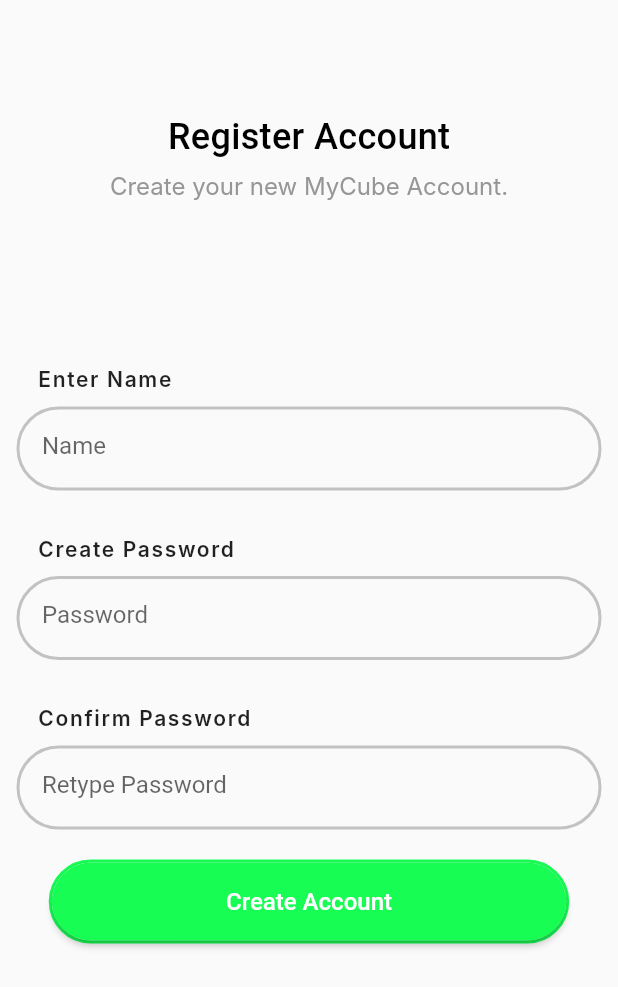
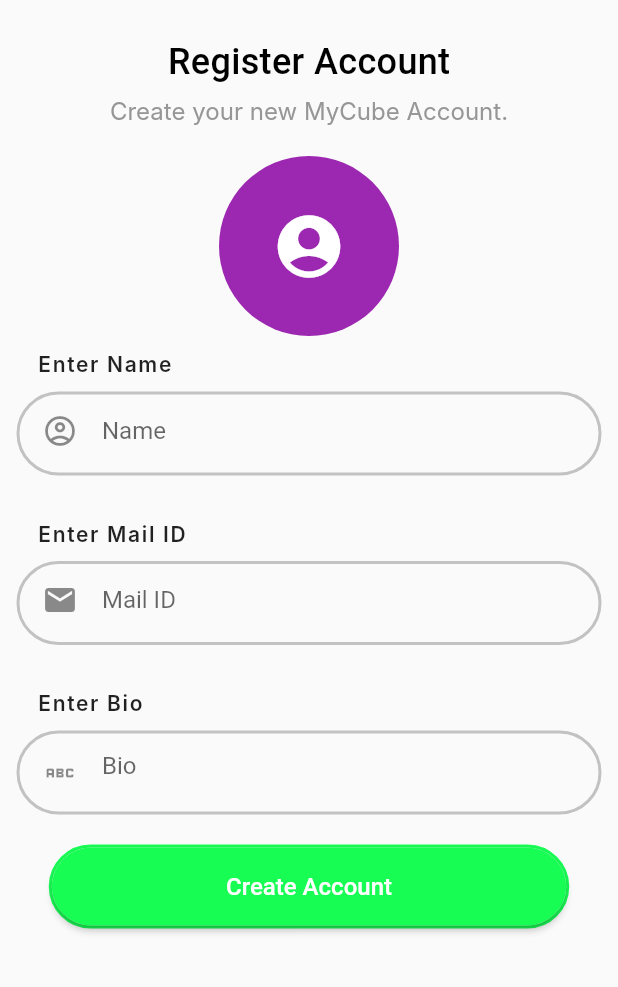
Before and after one commit to ENCRYPTIN/my_cube_app, a Flutter app: the RegisterAccount screen opened by its route, on a phone screen of 412 x 824 dp. Shown: the top 987 px of the screen. Run offline on Flutter 3.47's test engine with Material 2 defaults, Android fonts, the phone set to English and light mode, and no system bars; our stand-ins replace cloud_firestore, country_picker, firebase_auth, firebase_core, firebase_storage, flutter_svg and 3 more; missing offline and left inert: firebase_app_check; accounts and stored records are empty; network calls fail; Roboto replaces fonts that are missing (Inter, Poppins).

Commit message:
added features

```diff
--- /dev/null
+++ b/lib/Models/user_model.dart
@@ -0,0 +1,43 @@
+class UserModel{
+  String uid;
+  String username;
+  String email;
+  String bio;
+  String profilepic;
+  String createdAt;
+  String phoneNumber;
+
+  UserModel({
+    required this.uid,
+    required this.username,
+    required this.email,
+    required this.bio,
+    required this.profilepic,
+    required this.createdAt,
+    required this.phoneNumber
+  });
+   //from map: getting data from server
+  factory UserModel.fromMap(Map<String,dynamic>map){
+  return UserModel(
+      uid: map['uid']??'',
+      username: map['username']??'',
+      email: map['email']??'',
+      bio: map['bio']??'',
+      profilepic: map['profilepic']??'',
+      createdAt: map['createdAt']??'',
+      phoneNumber: map['phoneNumber']??'');
+  }
+
+  //to map: Adding data to server
+  Map<String, dynamic> toMap(){
+    return{
+      "name":username,
+      "email":email,
+      "uid":uid,
+      "bio":bio,
+      "profilepic":profilepic,
+      "phoneNumber":phoneNumber,
+      "createdAt":createdAt,
+    };
+  }
+}
--- a/lib/main.dart
+++ b/lib/main.dart
@@ -10,12 +10,16 @@
 import 'firebase_options.dart';
 import 'screens/login.dart';
 import 'package:provider/provider.dart';
-
+import 'package:firebase_app_check/firebase_app_check.dart';
 
 void main() async{
   WidgetsFlutterBinding.ensureInitialized();
   await Firebase.initializeApp(
     options: DefaultFirebaseOptions.currentPlatform,
+  );
+      await FirebaseAppCheck.instance.activate(
+        webRecaptchaSiteKey: 'recaptcha-v3-site-key',
+        androidProvider: AndroidProvider.playIntegrity,
   );
   runApp(const MyCube());
 }
--- a/lib/screens/register_account.dart
+++ b/lib/screens/register_account.dart
@@ -1,4 +1,13 @@
+import 'dart:io' as io;
+
 import 'package:flutter/material.dart';
+import 'package:my_cube/Models/user_model.dart';
+import 'package:my_cube/home/homepage.dart';
+import 'package:my_cube/services/utils.dart';
+import 'package:provider/provider.dart';
+import 'package:my_cube/services/auth.dart';
+
+
 class RegisterAccount extends StatefulWidget {
   const RegisterAccount({Key? key}) : super(key: key);
 
@@ -10,21 +19,49 @@
   //for validation
   final GlobalKey<FormState> _formKey = GlobalKey<FormState>();
 
+  io.File? image;
+  final TextEditingController usernameController =TextEditingController();
+  final TextEditingController emailController = TextEditingController();
+  final TextEditingController bioController = TextEditingController();
+
+  @override
+  void dispose() {
+    super.dispose();
+    usernameController.dispose();
+    emailController.dispose();
+    bioController.dispose();
+  }
+
   String username='';
-  String password='';
-  String confirmpassword='';
+  String email='';
+  String bio='';
+
+  // for selecting image
+  void selectImage() async {
+    image = await getImage(context);
+    setState(() {});
+  }
 
   @override
   Widget build(BuildContext context) {
+    final isLoading =
+        Provider.of<AuthProvider>(context, listen: true).isLoading;
     return  Scaffold(
-      body: ListView(
+      body: SafeArea(
+        child: isLoading == true
+            ? const Center(
+          child: CircularProgressIndicator(
+            color: Colors.purple,
+          ),
+        )
+            : ListView(
           children: [Center(
             child: Form(
               key: _formKey,
               child: Column(
                 children: [
                   Container(
-                padding: const EdgeInsets.fromLTRB(0, 80, 0, 0),
+                  padding: const EdgeInsets.fromLTRB(0, 30, 0, 0),
                   child: const Text(
                       'Register Account',
                   style:  TextStyle (
@@ -49,9 +86,35 @@
                       ),
                     ),
                   ),
+
+                  //Image Container
+                  Container(
+                    padding: const EdgeInsets.only(top: 20.0),
+                    child: InkWell(
+                      onTap: () => selectImage(),//selectImage(),
+                      child: image == null
+                          ? const CircleAvatar(
+                        backgroundColor: Colors.purple,
+                        radius: 60,
+                        child: Icon(
+                          Icons.account_circle,
+                          size: 50,
+                          color: Colors.white,
+                        ),
+                      )
+                          : CircleAvatar(
+                        backgroundImage: FileImage(image!),
+                        radius: 50,
+                      ),
+                    ),
+                  ),
+
+
+
+
                   //Name Text Container:
                   Container(
-                    margin: const EdgeInsets.only(left: 10,top: 110),
+                      margin: const EdgeInsets.only(left: 10,top: 10),
                       child: const Align(
                         alignment: Alignment.centerLeft,
                         child: Padding(
@@ -80,6 +143,8 @@
                       ),
                     ),
                     child:TextFormField(
+                      controller: usernameController,
+                      maxLines: 1,
                       validator: (value){
                         if(value==null||value.isEmpty){
                           return "Name cannot be Empty";
@@ -94,6 +159,7 @@
                       },
                       decoration: const InputDecoration(
                         border: InputBorder.none,
+                        icon: Icon(Icons.account_circle_outlined),
                         hintText: 'Name',
                       ),
                     ),
@@ -105,7 +171,7 @@
                         alignment: Alignment.centerLeft,
                         child: Padding(
                           padding: EdgeInsets.only(left: 15),
-                        child: Text('Create Password',
+                          child: Text('Enter Mail ID',
                             textAlign: TextAlign.left,
                             style: TextStyle(
                               fontWeight: FontWeight.w600,
@@ -130,6 +196,8 @@
                       ),
                     ),
                     child:TextFormField(
+                      maxLines: 1,
+                      controller: emailController,
                       validator: (value){
                         if (value == null || value.isEmpty) {
                           return 'Please enter some text';
@@ -143,23 +211,24 @@
                       textAlign: TextAlign.left,
                       onChanged: (val){
                         setState(() {
-                        password=val;
+                          email=val;
                         });
                       },
                       decoration: const InputDecoration(
                         border: InputBorder.none,
-                      hintText: 'Password',
+                        hintText: 'Mail ID',
+                        icon: Icon(Icons.email),
                       ),
                     ),
                   ),
-                //Confirm Password Text Container
+                  //bio Text Container
                   Container(
                       margin: const EdgeInsets.only(left: 10,top: 30),
                       child: const Align(
                         alignment: Alignment.centerLeft,
                         child: Padding(
                           padding: EdgeInsets.only(left: 15),
-                        child: Text('Confirm Password',
+                          child: Text('Enter Bio',
                             textAlign: TextAlign.left,
                             style: TextStyle(
                               fontWeight: FontWeight.w600,
@@ -185,25 +254,25 @@
                       ),
                     ),
                     child:TextFormField(
+                      controller: bioController,
+                      maxLines: 2,
                       validator: (value){
                         if (value == null || value.isEmpty) {
                           return 'Please enter some text';
                         }
 
-                      if (value.length < 6) {
-                        return 'Password must be at least 6 characters';
-                      }
                         return null;
                       },
                       textAlign: TextAlign.left,
                       onChanged: (val){
                         setState(() {
-                        confirmpassword=val;
+                          bio=val;
                         });
                       },
                       decoration:const InputDecoration(
                         border: InputBorder.none,
-                      hintText: 'Retype Password',
+                        hintText: 'Bio',
+                        icon: Icon(Icons.abc_outlined),
                       ),
                     ),
                   ),
@@ -222,10 +291,7 @@
                     ),
                     child: ElevatedButton(
                       onPressed: () {
-                    if (_formKey.currentState?.validate() ?? false) {
-                        print(username + password + confirmpassword);
-                        Navigator.pushNamed(context, '/homepage');
-                      }
+                      storeData();
                       },
                       style: ElevatedButton.styleFrom(
                         shape: RoundedRectangleBorder(
@@ -249,6 +315,41 @@
             ),
           ),
         ]),
+      ),
     );
   }
+  //save user data to database
+ void storeData() async{
+   final AuthProvider authService = Provider.of<AuthProvider>(context, listen: false);
+   UserModel userModel=UserModel(
+       uid: "",
+       username: usernameController.text,
+       email: emailController.text,
+       bio: bioController.text,
+       profilepic: "",
+       createdAt: "",
+       phoneNumber: "");
+
+   if(image!=null){
+     authService.saveUserDataToFirebase(
+         context: context,
+         userModel: userModel,
+         profilePic: image!,
+         onSuccess: (){
+           authService.saveUserDataToSP().then(
+                 (value) => authService.setSignIn().then(
+                   (value) => Navigator.pushAndRemoveUntil(
+                   context,
+                   MaterialPageRoute(
+                     builder: (context) => HomePage(),
+                   ),
+                       (route) => false),
+             ),
+           );
          }
+     );
+   }else{
+     showSnackBar(context, "Please upload your profile photo");
+   }
+  }
+}
--- a/lib/screens/welcome_screen.dart
+++ b/lib/screens/welcome_screen.dart
@@ -1,7 +1,6 @@
 import 'package:flutter/material.dart';
 import 'package:flutter_svg/flutter_svg.dart';
-import 'package:my_cube/services/auth.dart';
-import 'package:provider/provider.dart';
+
 class WelcomeScreen extends StatefulWidget {
   const WelcomeScreen({Key? key}) : super(key: key);
 
--- a/pubspec.yaml
+++ b/pubspec.yaml
@@ -47,6 +47,7 @@
   shared_preferences: ^2.1.1
   image_picker: ^0.8.7+5
   flutter_plugin_android_lifecycle: ^2.0.15
+  firebase_app_check: ^0.1.4+1
 
 
 
```
Also changed, not shown: lib/home/homepage.dart (+40 -8 lines), lib/home/wrapper.dart (+10 -5 lines), lib/screens/otp.dart (+14 -14 lines), lib/services/auth.dart (+103 -7 lines), lib/services/utils.dart (+17 -1 lines), pubspec.lock, 2 other files. Lines whose indentation alone changed are shown as unchanged.
